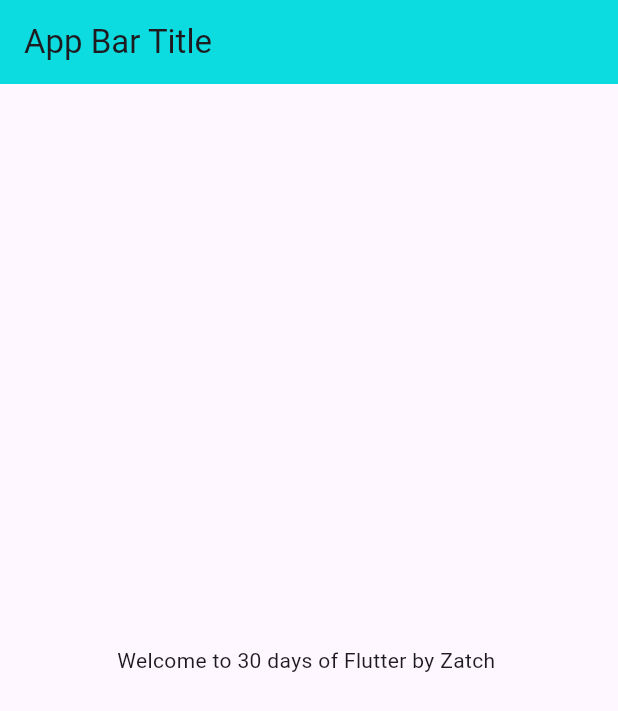
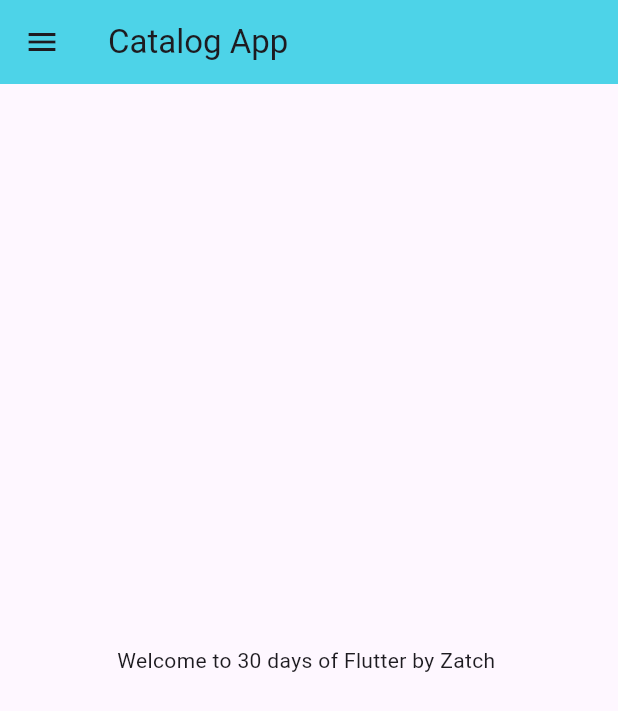
Before and after one commit to deepnp7/Flutter-Project, a Flutter app: the screen it shows after launch, on a phone screen of 412 x 824 dp. Shown: the top 711 px of the screen. Run offline on Flutter 3.47's test engine with Material 3 defaults, Android fonts, the phone set to English and light mode, and no system bars.

Commit message:
Day 3 completed

```diff
--- a/lib/home_page.dart
+++ /dev/null
@@ -1,24 +0,0 @@
-import 'package:flutter/material.dart';
-
-class HomePage extends StatelessWidget {
-  const HomePage({super.key});
-
-  @override
-  Widget build(BuildContext context) {
-    const int day = 30;
-    const String name = "Zatch";
-    return Scaffold(
-      appBar: AppBar(
-        title: const Text("App Bar Title"),
-        // ignore: prefer_const_constructors
-        backgroundColor: Color.fromARGB(255, 12, 219, 223),
-      ),
-      body: Center(
-        // ignore: avoid_unnecessary_containers
-        child: Container(
-          child: const Text("Welcome to $day days of Flutter by $name "),
-        ),
-      ),
-    );
-  }
-}
--- a/lib/main.dart
+++ b/lib/main.dart
@@ -1,8 +1,10 @@
+// ignore_for_file: prefer_const_constructors
+
 import "package:flutter/material.dart";
-import "package:flutter_application_1/home_page.dart";
+import "package:flutter_application_1/pages/home_page.dart";
+import "package:flutter_application_1/pages/login_page.dart";
 
 void main() {
-  // ignore: prefer_const_constructors
   runApp(MyApp());
 }
 
@@ -11,12 +13,30 @@ class MyApp extends StatelessWidget {
 
   @override
   Widget build(BuildContext context) {
-
-
-    // ignore: prefer_const_constructors
     return MaterialApp(
-      // ignore: prefer_const_constructors
-      home: HomePage(),
+      debugShowCheckedModeBanner: false,
+      // home: HomePage(), // commenting out due to default setting of routing to the home page
+      themeMode: ThemeMode.light,
+      theme: ThemeData(
+        // primarySwatch: Colors.deepPurple,
+        appBarTheme: AppBarTheme(
+          backgroundColor: Color.fromARGB(
+              255, 77, 211, 232), // Set app bar color for light theme
+        ),
+      ),
+      darkTheme: ThemeData(
+        brightness: Brightness.dark,
+        appBarTheme: AppBarTheme(
+          backgroundColor: Color.fromARGB(
+              255, 45, 45, 45), // Set app bar color for dark theme
+        ),
+      ),
+      initialRoute:  "/home",
+      routes: {
+        "/": (context) => LoginPage(),
+        "/home": (context) => HomePage(),
+        "/login": (context) => LoginPage(),
+      },
     );
   }
 }
--- /dev/null
+++ b/lib/pages/home_page.dart
@@ -0,0 +1,22 @@
+// ignore_for_file: prefer_const_constructors
+
+import 'package:flutter/material.dart';
+
+class HomePage extends StatelessWidget {
+  const HomePage({super.key});
+
+   @override
+  Widget build(BuildContext context) {
+    const int day = 30;
+    const String name = "Zatch";
+    return Scaffold(
+      appBar: AppBar(
+        title: const Text("Catalog App "),
+      ),
+      body: Center(
+        child: const Text("Welcome to $day days of Flutter by $name "),
+      ),
+      drawer: Drawer(),
+    );
+  }
+}
--- /dev/null
+++ b/lib/pages/login_page.dart
@@ -0,0 +1,23 @@
+// ignore_for_file: prefer_const_constructors, unnecessary_import
+
+import 'package:flutter/cupertino.dart';
+import 'package:flutter/material.dart';
+import 'package:flutter/widgets.dart';
+
+class LoginPage extends StatelessWidget {
+  const LoginPage({super.key});
+
+  @override
+  Widget build(BuildContext context) {
+    return Material(
+        child: Center(
+      child: Text("Login Page",
+       style: TextStyle(
+          fontSize: 30,
+          color: Colors.blue,
+          fontWeight: FontWeight.bold
+        ),
+      ),
+    ));
+  }
+}
```
